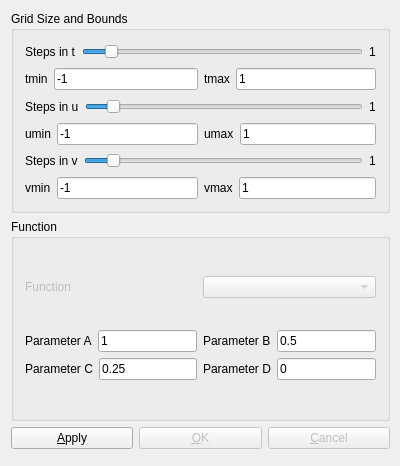
Before: the Qt Designer form src/UI/ValuesDialog.ui in lene/HyperspaceExplorer, drawn with Qt 5.
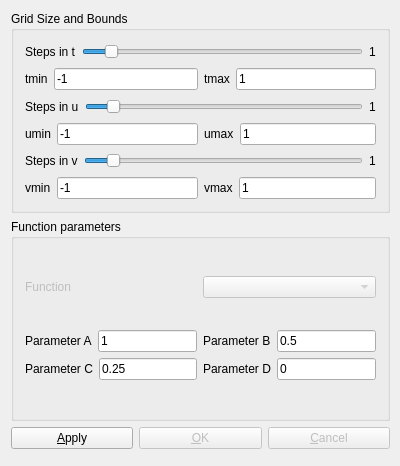
After: the same form once the commit is applied.

```diff
--- a/src/UI/ValuesDialog.ui
+++ b/src/UI/ValuesDialog.ui
@@ -25,7 +25,7 @@
   <property name="sizeGripEnabled" >
    <bool>false</bool>
   </property>
-  <widget class="QWidget" name="" >
+  <widget class="QWidget" name="layoutWidget" >
    <property name="geometry" >
     <rect>
      <x>0</x>
@@ -485,7 +485,7 @@
     <item>
      <widget class="QGroupBox" name="Function" >
       <property name="title" >
-       <string>Function</string>
+       <string>Function parameters</string>
       </property>
       <layout class="QGridLayout" >
        <item row="0" column="0" >
```
Left out of the diff: 36 changed lines with no effect on the pictures.
